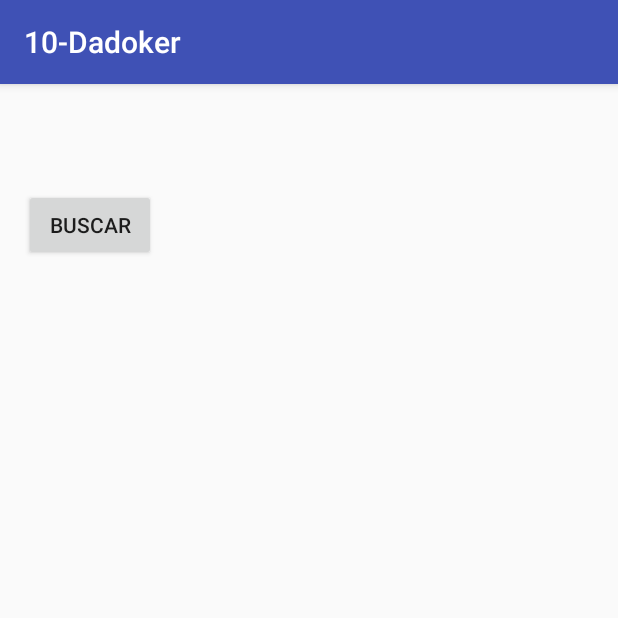
After one commit to Lwyx94/DAM-MO, an Android app: the BuscaJugadores screen opened directly, with no data from a screen before it, on a phone screen of 412 x 824 dp, the top half of it. The commit adds this screen. Run offline under Robolectric (Android 15) with nearby library versions, the phone set to English and light mode, and no system bars.

Commit message:
Añadido test de Wifi P2P

```diff
--- /dev/null
+++ b/10-Dadoker/app/src/main/java/es/iesnervion/albertonavarro/a10_dadoker/BuscaJugadores.java
@@ -0,0 +1,85 @@
+package es.iesnervion.albertonavarro.a10_dadoker;
+
+import android.bluetooth.BluetoothClass;
+import android.content.IntentFilter;
+import android.net.wifi.p2p.WifiP2pDevice;
+import android.net.wifi.p2p.WifiP2pManager;
+import android.support.v7.app.AppCompatActivity;
+import android.os.Bundle;
+import android.view.View;
+import android.widget.Button;
+import android.widget.TextView;
+
+import java.util.ArrayList;
+import java.util.Collection;
+
+public class BuscaJugadores extends AppCompatActivity implements View.OnClickListener {
+
+    WifiP2pManager mManager;
+    WifiP2pManager.Channel mChannel;
+    Recibidor mReceiver;
+    IntentFilter mIntentFilter;
+    WifiP2pManager.PeerListListener peerListListener;
+
+    private TextView txtInfo;
+    private TextView txtLista;
+    private Button btnBuscar;
+
+
+    @Override
+    protected void onCreate(Bundle savedInstanceState) {
+        super.onCreate(savedInstanceState);
+        setContentView(R.layout.activity_busca_jugadores);
+
+        txtInfo= (TextView) findViewById(R.id.txtInformacion);
+        txtLista= (TextView) findViewById(R.id.txtLista);
+        btnBuscar= (Button) findViewById(R.id.btnBuscar);
+        btnBuscar.setOnClickListener(this);
+
+
+        mManager = (WifiP2pManager) getSystemService(this.WIFI_P2P_SERVICE);
+        mChannel = mManager.initialize(this, getMainLooper(), null);
+        mReceiver = new Recibidor(mManager, mChannel, this);
+
+        mIntentFilter = new IntentFilter();
+        mIntentFilter.addAction(WifiP2pManager.WIFI_P2P_STATE_CHANGED_ACTION);
+        mIntentFilter.addAction(WifiP2pManager.WIFI_P2P_PEERS_CHANGED_ACTION);
+        mIntentFilter.addAction(WifiP2pManager.WIFI_P2P_CONNECTION_CHANGED_ACTION);
+        mIntentFilter.addAction(WifiP2pManager.WIFI_P2P_THIS_DEVICE_CHANGED_ACTION);
+    }
+
+    public void setTexto(String s){
+        txtInfo.setText(s);
+    }
+
+    /* register the broadcast receiver with the intent values to be matched */
+    @Override
+    protected void onResume() {
+        super.onResume();
+        registerReceiver(mReceiver, mIntentFilter);
+    }
+    /* unregister the broadcast receiver */
+    @Override
+    protected void onPause() {
+        super.onPause();
+        unregisterReceiver(mReceiver);
+    }
+
+
+    @Override
+    public void onClick(View view) {
+        switch (view.getId()){
+            case R.id.btnBuscar:
+                mReceiver.desubrirParejas();
+                break;
+        }
+    }
+
+    public void actualizarLista(ArrayList<String> lista) {
+        String s = "Lista de dispositivos conectados:\n";
+        for(String nombre: lista)
+            s += nombre+"\n";
+
+        txtLista.setText(s);
+    }
+}
--- a/10-Dadoker/app/src/main/java/es/iesnervion/albertonavarro/a10_dadoker/MainActivity.java
+++ b/10-Dadoker/app/src/main/java/es/iesnervion/albertonavarro/a10_dadoker/MainActivity.java
@@ -27,11 +27,10 @@ public class MainActivity extends AppCompatActivity implements View.OnClickListe
     public void onClick(View view) {
         switch (view.getId()){
             case R.id.btnHumano:
-                Toast.makeText(this, "Próximamente", Toast.LENGTH_SHORT).show();
+                startActivity(new Intent(this, BuscaJugadores.class));
                 break;
             case R.id.btnIA:
-                Intent intent = new Intent(this, vsIA.class);
-                startActivity(intent);
+                startActivity(new Intent(this, vsIA.class));
                 break;
         }
     }
--- /dev/null
+++ b/10-Dadoker/app/src/main/java/es/iesnervion/albertonavarro/a10_dadoker/Recibidor.java
@@ -0,0 +1,96 @@
+package es.iesnervion.albertonavarro.a10_dadoker;
+
+import android.content.BroadcastReceiver;
+import android.content.Context;
+import android.content.Intent;
+import android.net.wifi.p2p.WifiP2pConfig;
+import android.net.wifi.p2p.WifiP2pDevice;
+import android.net.wifi.p2p.WifiP2pDeviceList;
+import android.net.wifi.p2p.WifiP2pManager;
+import android.util.Log;
+
+import java.util.ArrayList;
+
+public class Recibidor extends BroadcastReceiver {
+
+    private WifiP2pManager mManager;
+    private WifiP2pManager.Channel mChannel;
+    private BuscaJugadores mActivity;
+
+    public Recibidor(WifiP2pManager manager, WifiP2pManager.Channel channel,
+                     BuscaJugadores activity) {
+        super();
+        this.mManager = manager;
+        this.mChannel = channel;
+        this.mActivity = activity;
+    }
+
+    @Override
+    public void onReceive(Context context, Intent intent) {
+        String action = intent.getAction();
+
+        if (WifiP2pManager.WIFI_P2P_STATE_CHANGED_ACTION.equals(action)) {
+            int state = intent.getIntExtra(WifiP2pManager.EXTRA_WIFI_STATE, -1);
+            if (state == WifiP2pManager.WIFI_P2P_STATE_ENABLED) {
+                mActivity.setTexto("HAY WIFI");
+            } else {
+                mActivity.setTexto("NO HAY WIFI");
+            }
+        }
+
+        if (WifiP2pManager.WIFI_P2P_PEERS_CHANGED_ACTION.equals(action)) {
+
+            // request available peers from the wifi p2p manager. This is an
+            // asynchronous call and the calling activity is notified with a
+            // callback on PeerListListener.onPeersAvailable()
+            if (mManager != null) {
+                mManager.requestPeers(mChannel, new WifiP2pManager.PeerListListener() {
+                    @Override
+                    public void onPeersAvailable(WifiP2pDeviceList wifiP2pDeviceList) {
+                        //Log.e("peer num", "" + wifiP2pDeviceList.getDeviceList().size());
+                        ArrayList<String> s = new ArrayList<String>();
+
+                        for(WifiP2pDevice device:wifiP2pDeviceList.getDeviceList()){
+                            //Log.e("device ",device.toString());
+                            s.add(device.deviceName);
+                        }
+                        mActivity.actualizarLista(s);
+                    }
+                });
+            }
+        }
+    }
+
+    public void desubrirParejas()
+    {
+        mManager.discoverPeers(mChannel, new WifiP2pManager.ActionListener() {
+            @Override
+            public void onSuccess() {
+                Log.e("WOWOW", "WEWEWE");
+            }
+
+            @Override
+            public void onFailure(int reasonCode) {
+                Log.e("WIWIWI", "BOOOO");
+            }
+        });
+    }
+
+    public void conectarse(WifiP2pDevice device){
+        WifiP2pConfig config = new WifiP2pConfig();
+        config.deviceAddress = device.deviceAddress;
+        mManager.connect(mChannel, config, new WifiP2pManager.ActionListener() {
+
+            @Override
+            public void onSuccess() {
+                //success logic
+            }
+
+            @Override
+            public void onFailure(int reason) {
+                //failure logic
+            }
+        });
+    }
+
+}
--- /dev/null
+++ b/10-Dadoker/app/src/main/res/layout/activity_busca_jugadores.xml
@@ -0,0 +1,34 @@
+<?xml version="1.0" encoding="utf-8"?>
+<LinearLayout xmlns:android="http://schemas.android.com/apk/res/android"
+    xmlns:tools="http://schemas.android.com/tools"
+    android:id="@+id/activity_busca_jugadores"
+    android:layout_width="match_parent"
+    android:layout_height="match_parent"
+    android:paddingBottom="@dimen/activity_vertical_margin"
+    android:paddingLeft="@dimen/activity_horizontal_margin"
+    android:paddingRight="@dimen/activity_horizontal_margin"
+    android:paddingTop="@dimen/activity_vertical_margin"
+    tools:context="es.iesnervion.albertonavarro.a10_dadoker.BuscaJugadores"
+    android:orientation="vertical">
+
+    <TextView
+        android:layout_width="wrap_content"
+        android:layout_height="wrap_content"
+        android:textSize="40sp"
+        android:id="@+id/txtInformacion"
+        />
+
+    <Button
+        android:layout_width="wrap_content"
+        android:layout_height="wrap_content"
+        android:text="BUSCAR"
+        android:id="@+id/btnBuscar"/>
+
+    <TextView
+        android:layout_width="wrap_content"
+        android:layout_height="wrap_content"
+        android:textSize="20sp"
+        android:id="@+id/txtLista"
+        />
+
+</LinearLayout>
```
Also changed, not shown: 10-Dadoker/app/src/main/AndroidManifest.xml (+14 -2 lines).
